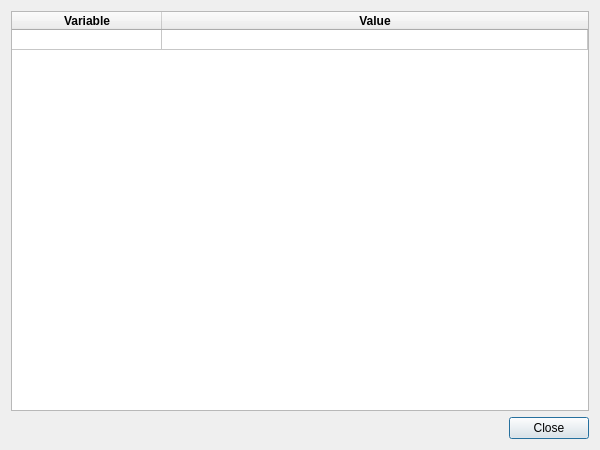
Qt form ui_persistent_variables_dialog.ui (rdswift/picard-plugin-persistent-variables) before a commit.
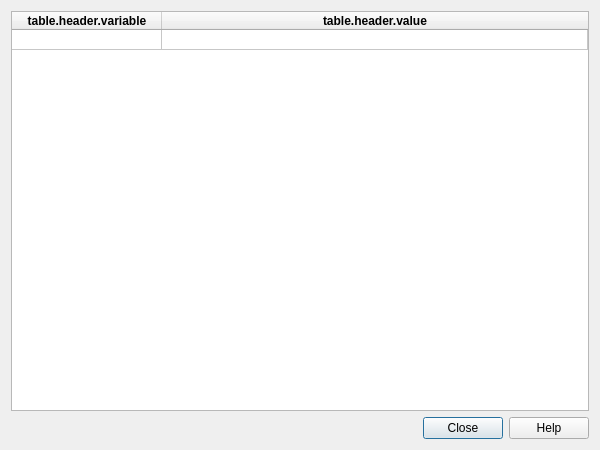
The same form after that commit.

Commit message: Refactor translations.  Add help button to display.

Patch:
```diff
--- a/ui_persistent_variables_dialog.ui
+++ b/ui_persistent_variables_dialog.ui
@@ -46,7 +46,7 @@
      <row/>
      <column>
       <property name="text">
-       <string>Variable</string>
+       <string>table.header.variable</string>
       </property>
       <property name="font">
        <font>
@@ -57,7 +57,7 @@
      </column>
      <column>
       <property name="text">
-       <string>Value</string>
+       <string>table.header.value</string>
       </property>
       <property name="font">
        <font>
@@ -75,6 +75,9 @@
       </property>
      </item>
      <item row="0" column="1">
+      <property name="text">
+       <string/>
+      </property>
       <property name="flags">
        <set>ItemIsSelectable|ItemIsEnabled</set>
       </property>
@@ -84,7 +87,7 @@
    <item>
     <widget class="QDialogButtonBox" name="buttonBox">
      <property name="standardButtons">
-      <set>QDialogButtonBox::Close</set>
+      <set>QDialogButtonBox::Close|QDialogButtonBox::Help</set>
      </property>
     </widget>
    </item>
```
Left out of the diff: 3 changed lines with no effect on the pictures. The commit also changes 5 other files.
